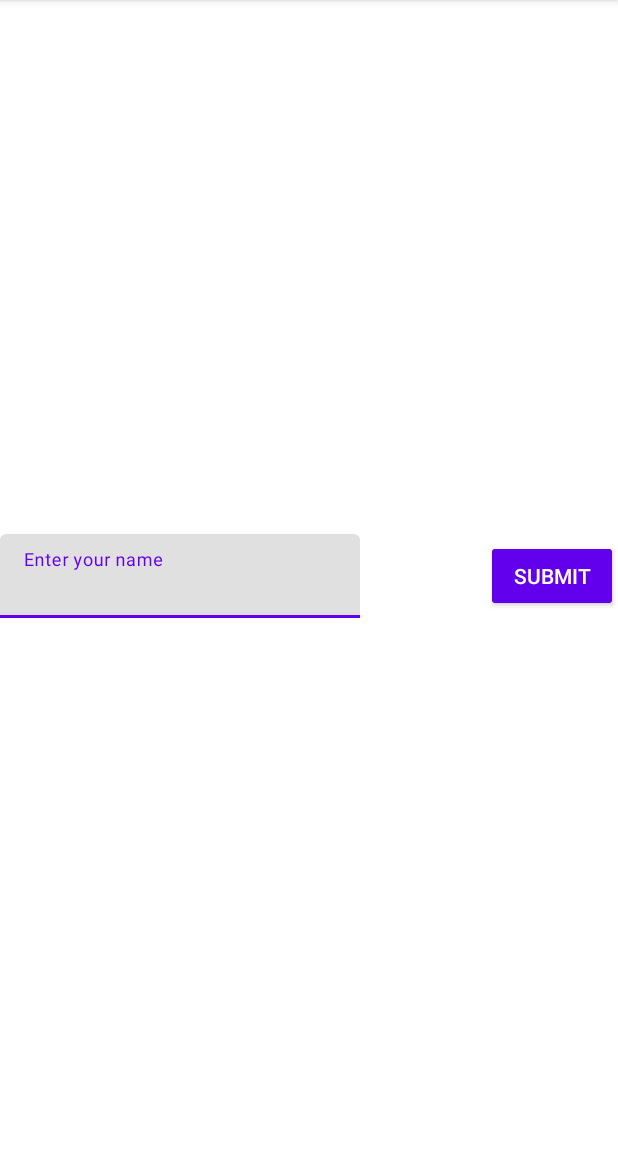
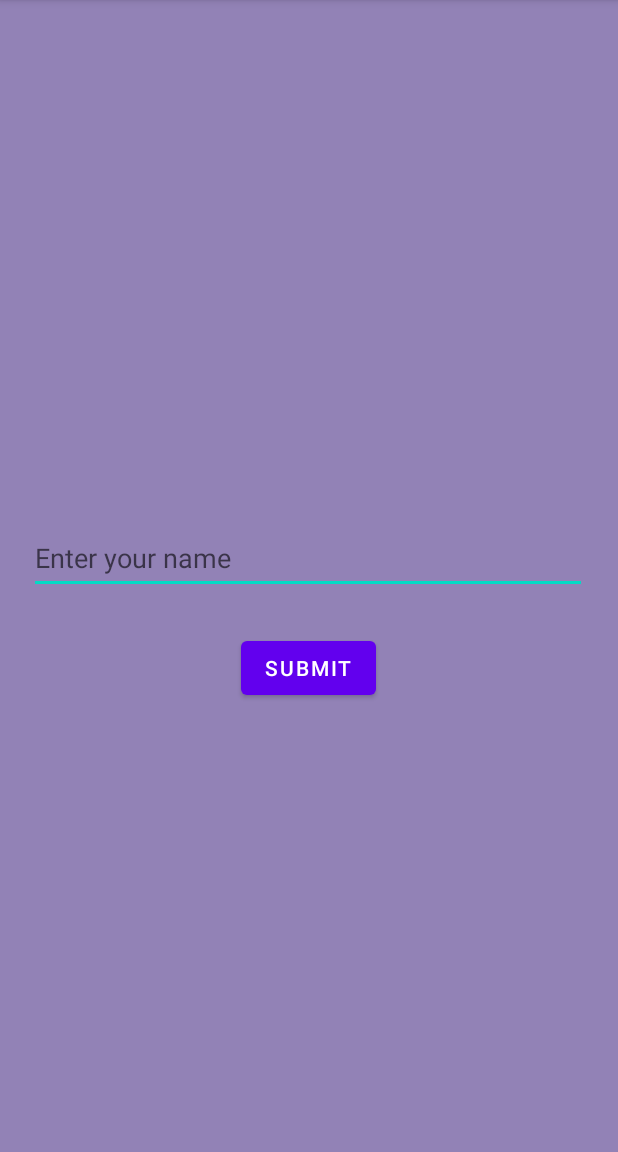
Before and after one commit to ReemaAlzaid/Assignment_2, an Android app: the screen it shows after launch (MainActivity), on a phone screen of 412 x 824 dp, the part 84-1236 px from its top. Run offline under Robolectric (Android 15) with nearby library versions, the phone set to English and light mode, and no system bars.

Commit message:
An app to display a name.

```diff
--- a/app/src/main/java/com/example/myapplication/MainActivity.java
+++ b/app/src/main/java/com/example/myapplication/MainActivity.java
@@ -9,7 +9,7 @@ import android.widget.EditText;
 
 public class MainActivity extends AppCompatActivity {
 
-    public static final String EXTRA_MESSAGE = "tedhfh";
+    public static final String EXTRA_MESSAGE = "Hello";
 
     @Override
     protected void onCreate(Bundle savedInstanceState) {
@@ -19,7 +19,7 @@ public class MainActivity extends AppCompatActivity {
     public void sendMessage(View view) {
         Intent intent = new Intent(this, DisplayMessage.class);
         EditText editText = (EditText) findViewById(R.id.editTextTextPersonName);
-        String message = editText.getText().toString();
+        String message = "Hello, "+(editText.getText().toString());
         intent.putExtra(EXTRA_MESSAGE, message);
         startActivity(intent);
     }
--- a/app/src/main/res/layout/activity_main.xml
+++ b/app/src/main/res/layout/activity_main.xml
@@ -4,31 +4,37 @@
     xmlns:tools="http://schemas.android.com/tools"
     android:layout_width="match_parent"
     android:layout_height="match_parent"
+    android:background="#C5D1D3"
+    android:backgroundTint="#9282B6"
+    android:foregroundTint="#A38787"
+    android:textDirection="ltr"
     tools:context=".MainActivity">
+
+    <com.google.android.material.textfield.TextInputEditText
+        android:id="@+id/editTextTextPersonName"
+        android:layout_width="372dp"
+        android:layout_height="48dp"
+        android:hint="@string/enter_your_name"
+        app:layout_constraintBottom_toBottomOf="parent"
+        app:layout_constraintEnd_toEndOf="parent"
+        app:layout_constraintHorizontal_bias="0.487"
+        app:layout_constraintStart_toStartOf="parent"
+        app:layout_constraintTop_toTopOf="parent"
+        app:layout_constraintVertical_bias="0.483" />
 
     <Button
         android:id="@+id/button"
-        style="@style/Widget.AppCompat.Button.Colored"
         android:layout_width="wrap_content"
         android:layout_height="wrap_content"
+        android:layout_marginTop="9dp"
         android:onClick="sendMessage"
-        android:text="Submit"
+        android:text="@string/submit"
+        app:iconTint="@color/purple_200"
         app:layout_constraintBottom_toBottomOf="parent"
         app:layout_constraintEnd_toEndOf="parent"
-        app:layout_constraintTop_toTopOf="parent" />
-
-    <com.google.android.material.textfield.TextInputLayout
-        android:layout_width="321dp"
-        android:layout_height="wrap_content"
-        app:layout_constraintBottom_toBottomOf="parent"
-        app:layout_constraintTop_toTopOf="parent"
-        tools:layout_editor_absoluteX="1dp">
-
-        <com.google.android.material.textfield.TextInputEditText
-            android:id="@+id/editTextTextPersonName"
-            android:layout_width="240dp"
-            android:layout_height="wrap_content"
-            android:hint="Enter your name" />
-    </com.google.android.material.textfield.TextInputLayout>
+        app:layout_constraintHorizontal_bias="0.498"
+        app:layout_constraintStart_toStartOf="parent"
+        app:layout_constraintTop_toBottomOf="@+id/editTextTextPersonName"
+        app:layout_constraintVertical_bias="0.05" />
 
 </androidx.constraintlayout.widget.ConstraintLayout>
--- a/app/src/main/res/values/strings.xml
+++ b/app/src/main/res/values/strings.xml
@@ -1,3 +1,6 @@
 <resources>
     <string name="app_name">My Application</string>
+    <string name="enter_your_name">Enter your name</string>
+    <string name="submit">SUBMIT</string>
+    <string name="textview">TextView</string>
 </resources>
```
Also changed, not shown: app/src/main/res/layout/activity_display_message.xml (+10 -6 lines).
